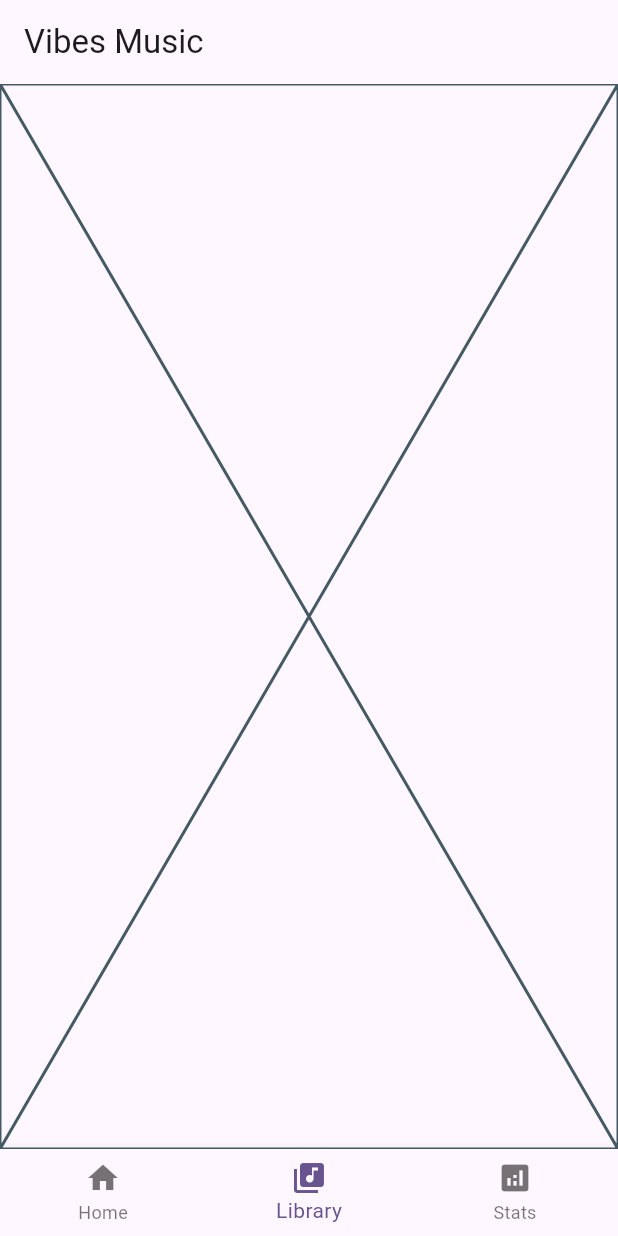
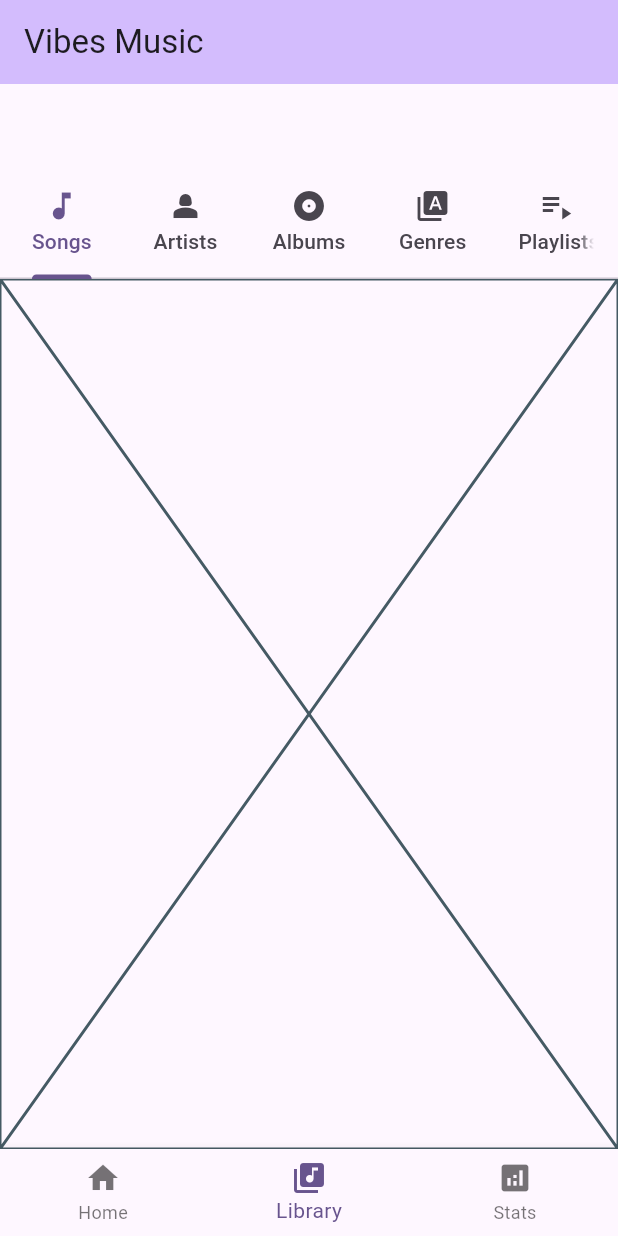
Before and after one commit to darlingson/vibes-music-player, a Flutter app: the screen it shows after launch, item 2 of the bottom bar chosen, on a phone screen of 412 x 824 dp. Run offline on Flutter 3.47's test engine with Material 3 defaults, Android fonts, the phone set to English and light mode, and no system bars.

Commit message:
setup the library tabs

```diff
--- /dev/null
+++ b/lib/library_tabs/Songs.dart
@@ -0,0 +1,15 @@
+import 'package:flutter/material.dart';
+
+class SongsTab extends StatefulWidget {
+  const SongsTab({super.key});
+
+  @override
+  State<SongsTab> createState() => _SongsTabState();
+}
+
+class _SongsTabState extends State<SongsTab> {
+  @override
+  Widget build(BuildContext context) {
+    return const Placeholder();
+  }
+}
--- a/lib/main.dart
+++ b/lib/main.dart
@@ -40,20 +40,11 @@
     SettingsScreen()
   ];
 
-  // @override
-  // Widget build(BuildContext context) {
-  //   return Scaffold(
-  //     appBar: AppBar(
-  //       backgroundColor: Theme.of(context).colorScheme.inversePrimary,
-  //       title: Text(widget.title),
-  //     ),
-  //     body: // This trailing comma makes auto-formatting nicer for build methods.
-  //   );
-  // }
   @override
   Widget build(BuildContext context) {
     return Scaffold(
       appBar: AppBar(
+        backgroundColor: Theme.of(context).colorScheme.inversePrimary,
         title: Text('Vibes Music'),
       ),
       body: _tabs[_currentIndex],
--- a/lib/tabs/LibraryScreen.dart
+++ b/lib/tabs/LibraryScreen.dart
@@ -1,4 +1,9 @@
 import 'package:flutter/material.dart';
+import 'package:vibes_music_player/library_tabs/Albums.dart';
+import 'package:vibes_music_player/library_tabs/Artists.dart';
+import 'package:vibes_music_player/library_tabs/Genres.dart';
+import 'package:vibes_music_player/library_tabs/Playlists.dart';
+import 'package:vibes_music_player/library_tabs/Songs.dart';
 
 class LibraryScreen extends StatefulWidget {
   const LibraryScreen({super.key});
@@ -8,8 +13,35 @@ class LibraryScreen extends StatefulWidget {
 }
 
 class _LibraryScreenState extends State<LibraryScreen> {
+  int _currentIndex = 0;
+
+  final List<Widget> _tabs = [
+    SongsTab(),
+    ArtistsTabs(),
+    AlbumsTabs(),
+    GenresTab(),
+    PlaylistsTab()
+  ];
   @override
   Widget build(BuildContext context) {
-    return const Placeholder();
+    return DefaultTabController(
+      length: _tabs.length,
+      child: Scaffold(
+        appBar: AppBar(
+          bottom: TabBar(
+            tabs: [
+              Tab(icon: Icon(Icons.music_note), text: 'Songs'),
+              Tab(icon: Icon(Icons.person_2), text: 'Artists'),
+              Tab(icon: Icon(Icons.album), text: 'Albums'),
+              Tab(icon: Icon(Icons.type_specimen), text: 'Genres'),
+              Tab(icon: Icon(Icons.playlist_play), text: 'Playlists'),
+            ],
+          ),
+        ),
+        body: TabBarView(
+          children: _tabs,
+        ),
+      ),
+    );
   }
 }
```
Also changed, not shown: lib/library_tabs/Albums.dart (added, +10 -0 lines), lib/library_tabs/Artists.dart (added, +15 -0 lines), lib/library_tabs/Genres.dart (added, +15 -0 lines), lib/library_tabs/Playlists.dart (added, +15 -0 lines).
